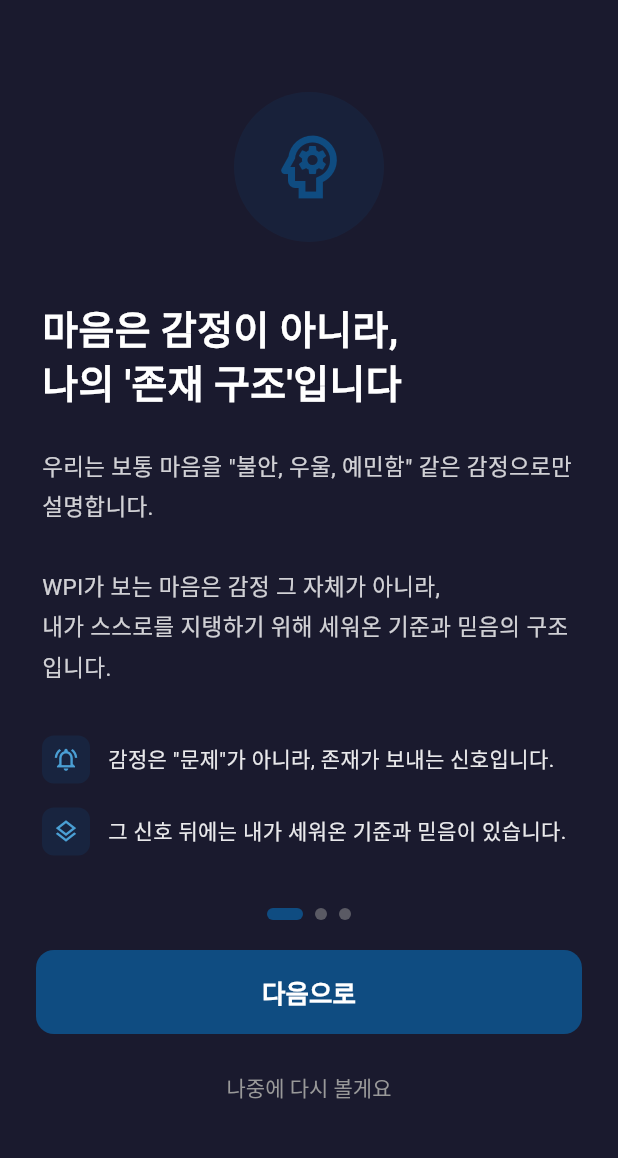
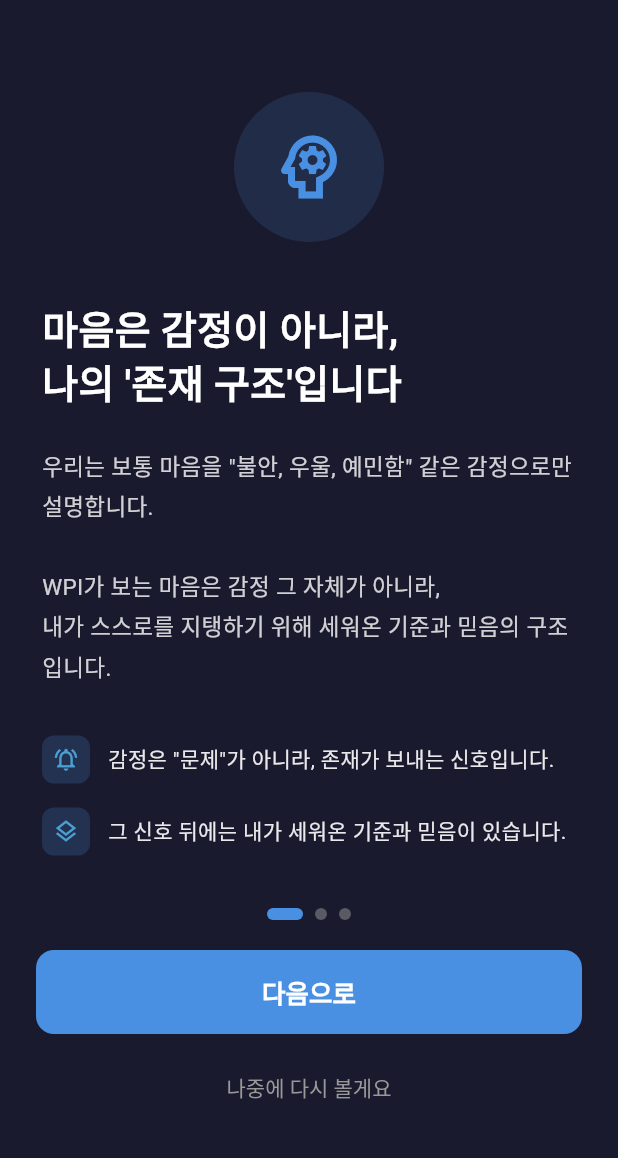
Before and after one commit to wpipainfree/interpreter_front_flutter, a Flutter app: the screen it shows after launch, after a tap on "시작하기", on a phone screen of 412 x 824 dp, the part 64-1222 px from its top. Run offline on Flutter 3.47's test engine with Material 3 defaults, Android fonts, the phone set to English and light mode, and no system bars; our stand-ins replace flutter_local_notifications, shared_preferences, timezone; accounts and stored records are empty.

Commit message:
Design: Match WPI website design and add logo
- Updated color scheme to match WPI website (bright blue #4A90E2 and purple #8B5CF6)
- Created WpiLogo widget with branding consistent with website
- Redesigned dashboard with gradient hero section and improved card layouts
- Updated splash and welcome screens with gradient backgrounds
- Enhanced card styling with gradients, shadows, and borders
- Added "WPI 한국심리상담검사센터" branding throughout
- Improved overall visual consistency with website design

Changes:
- lib/widgets/wpi_logo.dart: New reusable logo widget
- lib/utils/app_colors.dart: Updated to match website color palette
- lib/screens/dashboard_screen.dart: Redesigned with website-inspired layout
- lib/screens/splash_screen.dart: Added gradient background and WPI logo
- lib/screens/welcome_screen.dart: Updated with gradient and improved layout
- lib/main.dart: Updated app title to match website

```diff
--- a/lib/main.dart
+++ b/lib/main.dart
@@ -18,7 +18,7 @@ class WpiApp extends StatelessWidget {
   @override
   Widget build(BuildContext context) {
     return MaterialApp(
-      title: 'WPI 마음읽기',
+      title: 'WPI 한국심리상담검사센터',
       theme: AppTheme.lightTheme,
       debugShowCheckedModeBanner: false,
       home: const SplashScreen(),
--- a/lib/screens/splash_screen.dart
+++ b/lib/screens/splash_screen.dart
@@ -1,6 +1,7 @@
 import 'package:flutter/material.dart';
 import '../utils/app_colors.dart';
 import '../utils/constants.dart';
+import '../widgets/wpi_logo.dart';
 import 'welcome_screen.dart';
 
 class SplashScreen extends StatefulWidget {
@@ -39,8 +40,18 @@ class _SplashScreenState extends State<SplashScreen>
   @override
   Widget build(BuildContext context) {
     return Scaffold(
-      backgroundColor: AppColors.backgroundDark,
-      body: Center(
+      body: Container(
+        decoration: BoxDecoration(
+          gradient: LinearGradient(
+            begin: Alignment.topLeft,
+            end: Alignment.bottomRight,
+            colors: [
+              AppColors.primary,
+              AppColors.secondary,
+            ],
+          ),
+        ),
+        child: Center(
           child: Column(
             mainAxisAlignment: MainAxisAlignment.center,
             children: [
@@ -48,17 +59,17 @@ class _SplashScreenState extends State<SplashScreen>
                 scale: Tween<double>(begin: 0.9, end: 1.1).animate(
                   CurvedAnimation(parent: _controller, curve: Curves.easeInOut),
                 ),
-              child: const Icon(
-                Icons.psychology,
-                size: 96,
-                color: AppColors.primary,
+                child: const WpiLogo(
+                  fontSize: 32,
+                  showSubtitle: true,
                 ),
               ),
-            const SizedBox(height: 24),
+              const SizedBox(height: 48),
               const CircularProgressIndicator(
-              valueColor: AlwaysStoppedAnimation<Color>(AppColors.primary),
+                valueColor: AlwaysStoppedAnimation<Color>(Colors.white),
               ),
             ],
+          ),
         ),
       ),
     );
--- a/lib/screens/welcome_screen.dart
+++ b/lib/screens/welcome_screen.dart
@@ -1,5 +1,6 @@
 import 'package:flutter/material.dart';
 import '../utils/app_colors.dart';
+import '../widgets/wpi_logo.dart';
 import 'onboarding/onboarding_screen.dart';
 
 class WelcomeScreen extends StatelessWidget {
@@ -8,8 +9,18 @@ class WelcomeScreen extends StatelessWidget {
   @override
   Widget build(BuildContext context) {
     return Scaffold(
-      backgroundColor: AppColors.backgroundDark,
-      body: SafeArea(
+      body: Container(
+        decoration: BoxDecoration(
+          gradient: LinearGradient(
+            begin: Alignment.topCenter,
+            end: Alignment.bottomCenter,
+            colors: [
+              AppColors.primary,
+              AppColors.secondary,
+            ],
+          ),
+        ),
+        child: SafeArea(
           child: Center(
             child: Padding(
               padding: const EdgeInsets.all(32),
@@ -18,18 +29,16 @@ class WelcomeScreen extends StatelessWidget {
                 children: [
                   const Spacer(flex: 2),
 
-                // 로고 아이콘
+                  // WPI 로고
                   Container(
-                  width: 120,
-                  height: 120,
+                    padding: const EdgeInsets.all(32),
                     decoration: BoxDecoration(
-                    color: AppColors.primary.withOpacity(0.15),
-                    shape: BoxShape.circle,
+                      color: Colors.white.withOpacity(0.15),
+                      borderRadius: BorderRadius.circular(24),
                     ),
-                  child: const Icon(
-                    Icons.psychology,
-                    size: 72,
-                    color: AppColors.primary,
+                    child: const WpiLogo(
+                      fontSize: 28,
+                      showSubtitle: true,
                     ),
                   ),
 
@@ -37,12 +46,13 @@ class WelcomeScreen extends StatelessWidget {
 
                   // 메인 타이틀
                   const Text(
-                  'WPI 마음읽기',
+                    'Whang\'s Personal Identity',
+                    textAlign: TextAlign.center,
                     style: TextStyle(
-                    fontSize: 32,
+                      fontSize: 24,
                       fontWeight: FontWeight.bold,
-                    color: AppColors.textOnDark,
-                    letterSpacing: 1,
+                      color: Colors.white,
+                      letterSpacing: 0.5,
                     ),
                   ),
 
@@ -53,8 +63,8 @@ class WelcomeScreen extends StatelessWidget {
                     '마음은 감정이 아닙니다',
                     style: TextStyle(
                       fontSize: 20,
-                    fontWeight: FontWeight.w500,
-                    color: Color(0xFF4A9FD4),
+                      fontWeight: FontWeight.w600,
+                      color: Colors.white,
                     ),
                   ),
 
@@ -66,7 +76,7 @@ class WelcomeScreen extends StatelessWidget {
                     textAlign: TextAlign.center,
                     style: TextStyle(
                       fontSize: 16,
-                    color: AppColors.textOnDark.withOpacity(0.7),
+                      color: Colors.white.withOpacity(0.9),
                       height: 1.6,
                     ),
                   ),
@@ -84,18 +94,19 @@ class WelcomeScreen extends StatelessWidget {
                         );
                       },
                       style: ElevatedButton.styleFrom(
-                      backgroundColor: AppColors.primary,
-                      foregroundColor: AppColors.textOnPrimary,
+                        backgroundColor: Colors.white,
+                        foregroundColor: AppColors.primary,
                         shape: RoundedRectangleBorder(
-                        borderRadius: BorderRadius.circular(12),
+                          borderRadius: BorderRadius.circular(14),
                         ),
-                      elevation: 0,
+                        elevation: 8,
+                        shadowColor: Colors.black.withOpacity(0.3),
                       ),
                       child: const Text(
                         '시작하기',
                         style: TextStyle(
                           fontSize: 18,
-                        fontWeight: FontWeight.w600,
+                          fontWeight: FontWeight.bold,
                         ),
                       ),
                     ),
@@ -107,6 +118,7 @@ class WelcomeScreen extends StatelessWidget {
             ),
           ),
         ),
+      ),
     );
   }
 }
--- a/lib/utils/app_colors.dart
+++ b/lib/utils/app_colors.dart
@@ -5,21 +5,21 @@ class AppColors {
   AppColors._();
 
   // ============================================
-  // 브랜드 컬러
+  // 브랜드 컬러 (WPI 웹사이트 디자인 매칭)
   // ============================================
 
-  /// 메인 블루 (Primary)
-  static const Color primary = Color(0xFF0F4C81);
-  static const Color primaryLight = Color(0xFF1A5A9E);
-  static const Color primaryDark = Color(0xFF0A3A63);
+  /// 메인 블루 (Primary) - WPI 웹사이트 스타일
+  static const Color primary = Color(0xFF4A90E2);
+  static const Color primaryLight = Color(0xFF64A8F5);
+  static const Color primaryDark = Color(0xFF3478C6);
 
-  /// 서브 그린 (Secondary - 검사 관련)
-  static const Color secondary = Color(0xFF2E7D32);
-  static const Color secondaryLight = Color(0xFF43A047);
+  /// 서브 퍼플 (Secondary - 검사 관련)
+  static const Color secondary = Color(0xFF8B5CF6);
+  static const Color secondaryLight = Color(0xFFA78BFA);
 
-  /// 액센트 오렌지 (결과/강조)
-  static const Color accent = Color(0xFFF57C00);
-  static const Color accentLight = Color(0xFFFF9800);
+  /// 액센트 컬러
+  static const Color accent = Color(0xFFFFB800);
+  static const Color accentLight = Color(0xFFFFCA28);
 
   // ============================================
   // 배경 컬러
@@ -29,9 +29,11 @@ class AppColors {
   static const Color backgroundDark = Color(0xFF1A1A2E);
   static const Color backgroundDarkLight = Color(0xFF252542);
 
-  /// 라이트 배경 (일반 화면)
-  static const Color backgroundLight = Color(0xFFF5F7FA);
+  /// 라이트 배경 (일반 화면) - WPI 웹사이트 스타일
+  static const Color backgroundLight = Color(0xFFF8F9FA);
   static const Color backgroundWhite = Colors.white;
+  static const Color backgroundBlueLight = Color(0xFFE3F2FD);
+  static const Color backgroundPurpleLight = Color(0xFFF3E5F5);
 
   /// 카드 배경
   static const Color cardBackground = Colors.white;
--- /dev/null
+++ b/lib/widgets/wpi_logo.dart
@@ -0,0 +1,117 @@
+import 'package:flutter/material.dart';
+import '../utils/app_colors.dart';
+
+/// WPI 로고 위젯
+class WpiLogo extends StatelessWidget {
+  final double? fontSize;
+  final Color? color;
+  final bool showSubtitle;
+
+  const WpiLogo({
+    super.key,
+    this.fontSize,
+    this.color,
+    this.showSubtitle = false,
+  });
+
+  @override
+  Widget build(BuildContext context) {
+    final textColor = color ?? AppColors.textOnDark;
+    final mainFontSize = fontSize ?? 24;
+
+    return Column(
+      mainAxisSize: MainAxisSize.min,
+      crossAxisAlignment: CrossAxisAlignment.start,
+      children: [
+        Row(
+          mainAxisSize: MainAxisSize.min,
+          crossAxisAlignment: CrossAxisAlignment.center,
+          children: [
+            // WPI 로고 아이콘
+            Container(
+              padding: const EdgeInsets.all(8),
+              decoration: BoxDecoration(
+                color: Colors.white.withOpacity(0.2),
+                borderRadius: BorderRadius.circular(8),
+              ),
+              child: Icon(
+                Icons.psychology,
+                size: mainFontSize,
+                color: Colors.white,
+              ),
+            ),
+            const SizedBox(width: 12),
+            // WPI 텍스트
+            Column(
+              crossAxisAlignment: CrossAxisAlignment.start,
+              children: [
+                Text(
+                  'WPI',
+                  style: TextStyle(
+                    fontSize: mainFontSize,
+                    fontWeight: FontWeight.bold,
+                    color: textColor,
+                    letterSpacing: 1.5,
+                  ),
+                ),
+                if (showSubtitle)
+                  Text(
+                    '한국심리상담검사센터',
+                    style: TextStyle(
+                      fontSize: mainFontSize * 0.4,
+                      fontWeight: FontWeight.w500,
+                      color: textColor.withOpacity(0.9),
+                      letterSpacing: 0.5,
+                    ),
+                  ),
+              ],
+            ),
+          ],
+        ),
+      ],
+    );
+  }
+}
+
+/// WPI 작은 로고 (네비게이션용)
+class WpiSmallLogo extends StatelessWidget {
+  final Color? color;
+
+  const WpiSmallLogo({
+    super.key,
+    this.color,
+  });
+
+  @override
+  Widget build(BuildContext context) {
+    return Row(
+      mainAxisSize: MainAxisSize.min,
+      children: [
+        Container(
+          padding: const EdgeInsets.all(6),
+          decoration: BoxDecoration(
+            gradient: const LinearGradient(
+              colors: [AppColors.primary, AppColors.secondary],
+            ),
+            borderRadius: BorderRadius.circular(6),
+          ),
+          child: const Icon(
+            Icons.psychology,
+            size: 16,
+            color: Colors.white,
+          ),
+        ),
+        const SizedBox(width: 6),
+        Text(
+          'WPI',
+          style: TextStyle(
+            fontSize: 16,
+            fontWeight: FontWeight.bold,
+            color: color ?? AppColors.primary,
+            letterSpacing: 1,
+          ),
+        ),
+      ],
+    );
+  }
+}
```
Also changed, not shown: lib/screens/dashboard_screen.dart (+161 -109 lines). Lines whose indentation alone changed are shown as unchanged.
